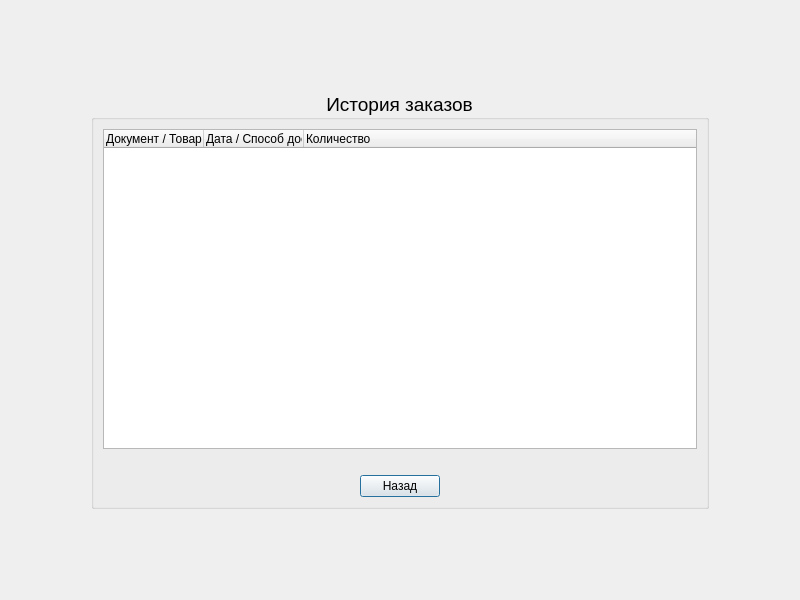
First picture: the form in views/main/orderhistorydialog.ui, repository kingoil01/mospolytech-database-coursework, before the edit.
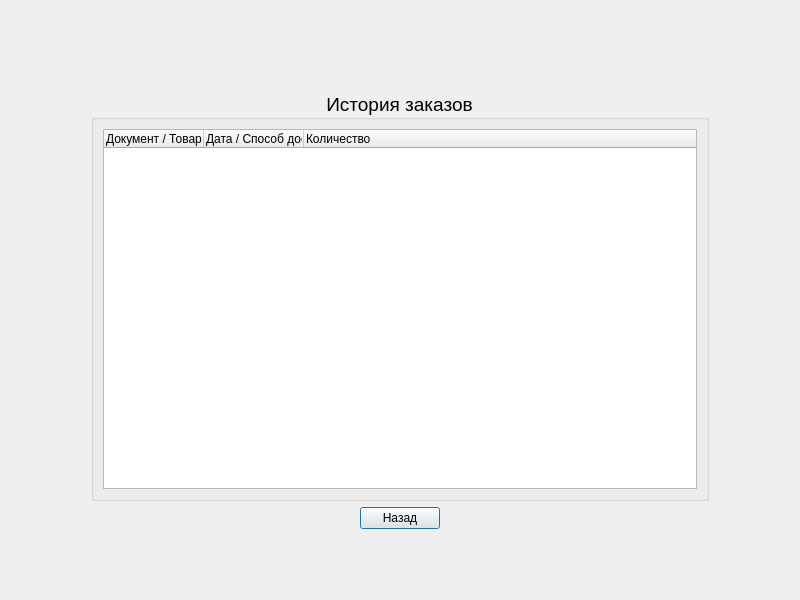
Second picture: the form after the edit.

Commit message: Все окна были приведены к одному дизайну

Diff of the .ui file:
```diff
--- a/views/main/orderhistorydialog.ui
+++ b/views/main/orderhistorydialog.ui
@@ -14,164 +14,82 @@
    <string>Dialog</string>
   </property>
   <layout class="QGridLayout" name="gridLayout_3">
-   <item row="1" column="1">
-    <layout class="QGridLayout" name="gridLayout_2">
+   <item row="1" column="0">
+    <spacer name="horizontalSpacer">
+     <property name="orientation">
+      <enum>Qt::Orientation::Horizontal</enum>
+     </property>
+     <property name="sizeType">
+      <enum>QSizePolicy::Policy::Fixed</enum>
+     </property>
+     <property name="sizeHint" stdset="0">
+      <size>
+       <width>80</width>
+       <height>20</height>
+      </size>
+     </property>
+    </spacer>
+   </item>
+   <item row="2" column="1">
+    <layout class="QGridLayout" name="gridLayout">
+     <item row="0" column="0">
+      <spacer name="horizontalSpacer_3">
+       <property name="orientation">
+        <enum>Qt::Orientation::Horizontal</enum>
+       </property>
+       <property name="sizeHint" stdset="0">
+        <size>
+         <width>40</width>
+         <height>20</height>
+        </size>
+       </property>
+      </spacer>
+     </item>
+     <item row="0" column="2">
+      <spacer name="horizontalSpacer_4">
+       <property name="orientation">
+        <enum>Qt::Orientation::Horizontal</enum>
+       </property>
+       <property name="sizeHint" stdset="0">
+        <size>
+         <width>40</width>
+         <height>20</height>
+        </size>
+       </property>
+      </spacer>
+     </item>
      <item row="0" column="1">
-      <widget class="QGroupBox" name="groupBox">
+      <widget class="QPushButton" name="btnClose">
        <property name="font">
         <font>
-         <pointsize>14</pointsize>
+         <pointsize>9</pointsize>
         </font>
        </property>
-       <property name="title">
-        <string>История заказов</string>
+       <property name="text">
+        <string>Назад</string>
        </property>
-       <property name="alignment">
-        <set>Qt::AlignmentFlag::AlignCenter</set>
-       </property>
-       <layout class="QGridLayout" name="gridLayout">
-        <item row="0" column="1" colspan="3">
-         <widget class="QTreeWidget" name="treeOrders">
-          <property name="font">
-           <font>
-            <pointsize>9</pointsize>
-           </font>
-          </property>
-          <column>
-           <property name="text">
-            <string>Документ / Товар</string>
-           </property>
-           <property name="width">
-            <number>350</number>
-           </property>
-          </column>
-          <column>
-           <property name="text">
-            <string>Дата / Способ доставки</string>
-           </property>
-           <property name="width">
-            <number>250</number>
-           </property>
-          </column>
-          <column>
-           <property name="text">
-            <string>Количество</string>
-           </property>
-           <property name="width">
-            <number>150</number>
-           </property>
-          </column>
-         </widget>
-        </item>
-        <item row="2" column="3">
-         <spacer name="horizontalSpacer_3">
-          <property name="orientation">
-           <enum>Qt::Orientation::Horizontal</enum>
-          </property>
-          <property name="sizeHint" stdset="0">
-           <size>
-            <width>40</width>
-            <height>20</height>
-           </size>
-          </property>
-         </spacer>
-        </item>
-        <item row="2" column="1">
-         <spacer name="horizontalSpacer_2">
-          <property name="orientation">
-           <enum>Qt::Orientation::Horizontal</enum>
-          </property>
-          <property name="sizeHint" stdset="0">
-           <size>
-            <width>40</width>
-            <height>20</height>
-           </size>
-          </property>
-         </spacer>
-        </item>
-        <item row="1" column="2">
-         <spacer name="verticalSpacer_3">
-          <property name="orientation">
-           <enum>Qt::Orientation::Vertical</enum>
-          </property>
-          <property name="sizeType">
-           <enum>QSizePolicy::Policy::Maximum</enum>
-          </property>
-          <property name="sizeHint" stdset="0">
-           <size>
-            <width>20</width>
-            <height>20</height>
-           </size>
-          </property>
-         </spacer>
-        </item>
-        <item row="2" column="2">
-         <widget class="QPushButton" name="btnClose">
-          <property name="font">
-           <font>
-            <pointsize>9</pointsize>
-           </font>
-          </property>
-          <property name="text">
-           <string>Назад</string>
-          </property>
-         </widget>
-        </item>
-       </layout>
       </widget>
      </item>
     </layout>
    </item>
-   <item row="1" column="0">
-    <spacer name="horizontalSpacer">
-     <property name="orientation">
-      <enum>Qt::Orientation::Horizontal</enum>
-     </property>
-     <property name="sizeType">
-      <enum>QSizePolicy::Policy::Fixed</enum>
-     </property>
-     <property name="sizeHint" stdset="0">
-      <size>
-       <width>80</width>
-       <height>20</height>
-      </size>
-     </property>
-    </spacer>
-   </item>
-   <item row="0" column="1">
-    <spacer name="verticalSpacer_2">
-     <property name="orientation">
-      <enum>Qt::Orientation::Vertical</enum>
-     </property>
-     <property name="sizeType">
-      <enum>QSizePolicy::Policy::Maximum</enum>
-     </property>
-     <property name="sizeHint" stdset="0">
-      <size>
-       <width>20</width>
-       <height>80</height>
-      </size>
-     </property>
-    </spacer>
-   </item>
-   <item row="2" column="1">
+   <item row="3" column="1">
     <spacer name="verticalSpacer">
      <property name="orientation">
       <enum>Qt::Orientation::Vertical</enum>
      </property>
      <property name="sizeType">
-      <enum>QSizePolicy::Policy::Maximum</enum>
+      <enum>QSizePolicy::Policy::Fixed</enum>
      </property>
      <property name="sizeHint" stdset="0">
       <size>
        <width>20</width>
-       <height>80</height>
+       <height>60</height>
       </size>
      </property>
     </spacer>
    </item>
    <item row="1" column="2">
-    <spacer name="horizontalSpacer_4">
+    <spacer name="horizontalSpacer_2">
      <property name="orientation">
       <enum>Qt::Orientation::Horizontal</enum>
      </property>
@@ -186,6 +104,63 @@
      </property>
     </spacer>
    </item>
+   <item row="1" column="1">
+    <widget class="QGroupBox" name="groupBox">
+     <property name="font">
+      <font>
+       <pointsize>14</pointsize>
+      </font>
+     </property>
+     <property name="title">
+      <string>История заказов</string>
+     </property>
+     <property name="alignment">
+      <set>Qt::AlignmentFlag::AlignCenter</set>
+     </property>
+     <layout class="QGridLayout" name="gridLayout_2">
+      <item row="0" column="0">
+       <widget class="QTreeWidget" name="treeOrders">
+        <property name="font">
+         <font>
+          <pointsize>9</pointsize>
+         </font>
+        </property>
+        <column>
+         <property name="text">
+          <string>Документ / Товар</string>
+         </property>
+        </column>
+        <column>
+         <property name="text">
+          <string>Дата / Способ доставки</string>
+         </property>
+        </column>
+        <column>
+         <property name="text">
+          <string>Количество</string>
+         </property>
+        </column>
+       </widget>
+      </item>
+     </layout>
+    </widget>
+   </item>
+   <item row="0" column="1">
+    <spacer name="verticalSpacer_2">
+     <property name="orientation">
+      <enum>Qt::Orientation::Vertical</enum>
+     </property>
+     <property name="sizeType">
+      <enum>QSizePolicy::Policy::Fixed</enum>
+     </property>
+     <property name="sizeHint" stdset="0">
+      <size>
+       <width>20</width>
+       <height>80</height>
+      </size>
+     </property>
+    </spacer>
+   </item>
   </layout>
  </widget>
  <resources/>
```
The commit also changes 6 other files.
